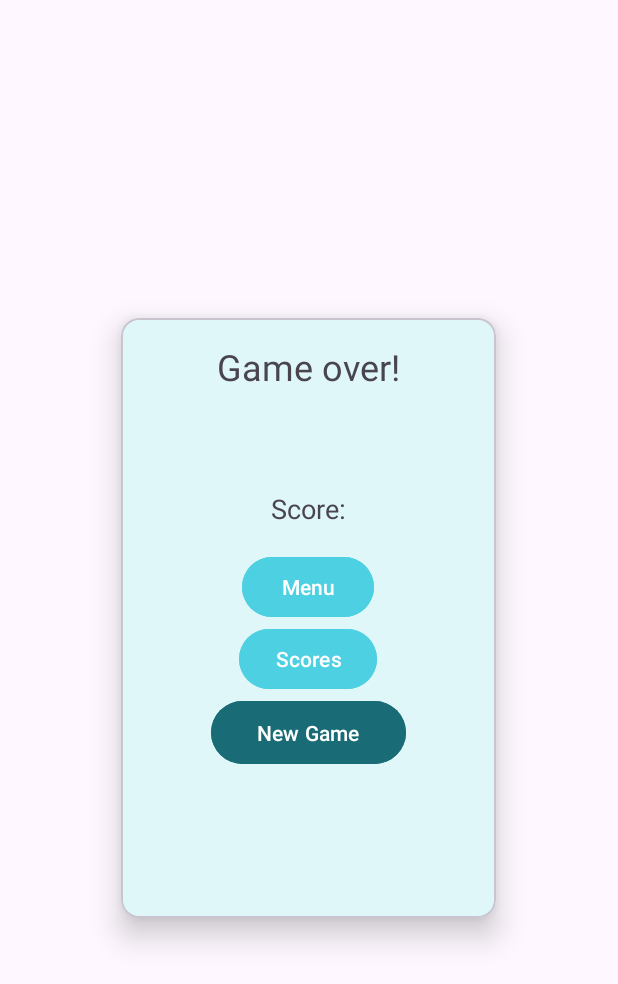
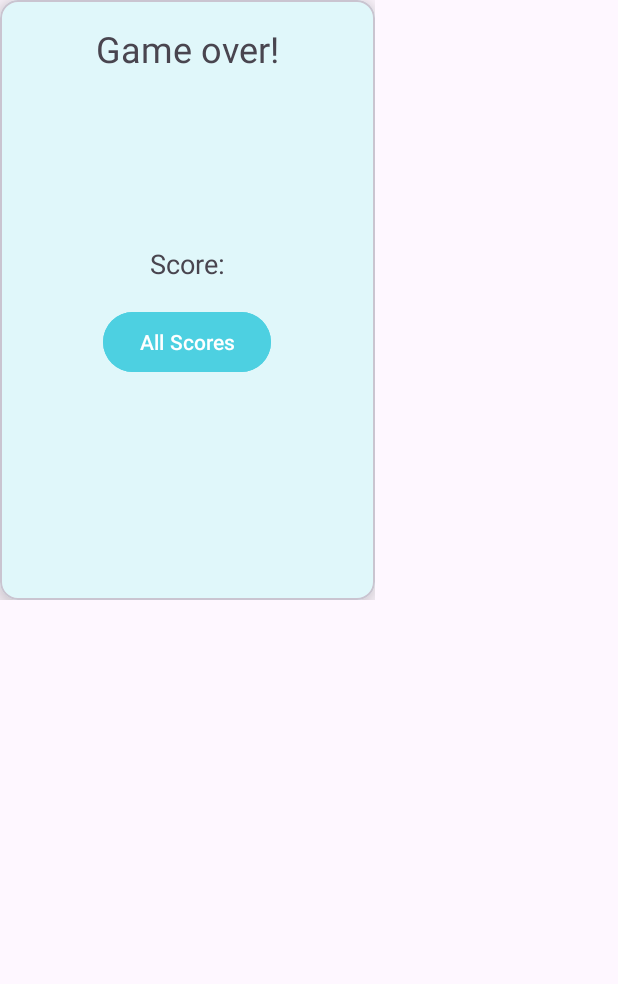
Before and after one commit to netaelbaz/The_Penguin_Escape, an Android app: the layout activity_game_over.xml on its own in the app's theme, with its tools: preview values and no code run, on a phone screen of 412 x 824 dp. Shown: the top 984 px of the screen. Run offline under Robolectric (Android 15) with nearby library versions, the phone set to English and light mode, and no system bars.

Commit message:
second exercise - created dialog when game over

```diff
--- a/app/build.gradle.kts
+++ b/app/build.gradle.kts
@@ -52,4 +52,7 @@ dependencies {
     // location:
     implementation(libs.location)
     implementation(libs.google.maps)
+
+    implementation(libs.kotlinx.coroutines.core)
+    implementation(libs.kotlinx.coroutines.play.services)
 }
--- a/app/src/main/AndroidManifest.xml
+++ b/app/src/main/AndroidManifest.xml
@@ -39,7 +39,7 @@
         <!-- ToDo: delete api key -->
         <meta-data
             android:name="com.google.android.geo.API_KEY"
-            android:value="" />
+            android:value="AIzaSyD8PA_3Q5gC87h_dtz05UmV8p04ODd9p8U" />
     </application>
 
 </manifest>
--- a/app/src/main/java/com/example/first_exercise/utilities/TiltDetector.kt
+++ b/app/src/main/java/com/example/first_exercise/utilities/TiltDetector.kt
@@ -6,7 +6,6 @@ import android.hardware.SensorEvent
 import android.hardware.SensorEventListener
 import android.hardware.SensorManager
 import com.example.first_exercise.interfaces.TiltCallback
-import kotlin.math.abs
 
 class TiltDetector(context: Context, private var tiltCallback: TiltCallback?) {
 
--- a/app/src/main/res/layout/activity_game_over.xml
+++ b/app/src/main/res/layout/activity_game_over.xml
@@ -1,10 +1,10 @@
 <?xml version="1.0" encoding="utf-8"?>
-<RelativeLayout xmlns:android="http://schemas.android.com/apk/res/android"
+<LinearLayout xmlns:android="http://schemas.android.com/apk/res/android"
     xmlns:app="http://schemas.android.com/apk/res-auto"
     xmlns:tools="http://schemas.android.com/tools"
     android:id="@+id/main"
-    android:layout_width="match_parent"
-    android:layout_height="match_parent"
+    android:layout_width="wrap_content"
+    android:layout_height="wrap_content"
     tools:context=".GameOverActivity">
 
     <com.google.android.material.card.MaterialCardView
@@ -42,33 +42,33 @@
                 android:textSize="18dp"
                 android:layout_marginBottom="@dimen/default_margin"/>
 
-            <com.google.android.material.button.MaterialButton
-                android:id="@+id/gameOver_BTN_menu"
-                android:layout_width="wrap_content"
-                android:layout_height="wrap_content"
-                android:text="Menu"
-                android:backgroundTint="#4DD0E1"
-                android:layout_gravity="center"/>
+<!--            <com.google.android.material.button.MaterialButton-->
+<!--                android:id="@+id/gameOver_BTN_menu"-->
+<!--                android:layout_width="wrap_content"-->
+<!--                android:layout_height="wrap_content"-->
+<!--                android:text="Menu"-->
+<!--                android:backgroundTint="#4DD0E1"-->
+<!--                android:layout_gravity="center"/>-->
 
             <com.google.android.material.button.MaterialButton
                 android:id="@+id/gameOver_BTN_scores"
                 android:layout_width="wrap_content"
                 android:layout_height="wrap_content"
-                android:text="Scores"
+                android:text="All Scores"
                 android:backgroundTint="#4DD0E1"
                 android:layout_gravity="center"/>
 
-            <com.google.android.material.button.MaterialButton
-                android:id="@+id/gameOver_BTN_play"
-                android:layout_width="wrap_content"
-                android:layout_height="wrap_content"
-                android:width="130dp"
-                android:height="50dp"
-                android:text="New Game"
-                android:backgroundTint="#196B76"
-                android:layout_gravity="center"
-                />
+<!--            <com.google.android.material.button.MaterialButton-->
+<!--                android:id="@+id/gameOver_BTN_play"-->
+<!--                android:layout_width="wrap_content"-->
+<!--                android:layout_height="wrap_content"-->
+<!--                android:width="130dp"-->
+<!--                android:height="50dp"-->
+<!--                android:text="New Game"-->
+<!--                android:backgroundTint="#196B76"-->
+<!--                android:layout_gravity="center"-->
+<!--                />-->
         </androidx.appcompat.widget.LinearLayoutCompat>
     </com.google.android.material.card.MaterialCardView>
 
-</RelativeLayout>
+</LinearLayout>
--- a/gradle/libs.versions.toml
+++ b/gradle/libs.versions.toml
@@ -13,6 +13,8 @@ constraintlayout = "2.2.1"
 gridlayout = "1.1.0"
 gms = "21.3.0"
 google-maps = "18.2.0"
+kotlinx-coroutines = "1.7.3"
+kotlinx-coroutines-play-services = "1.6.4"
 
 [libraries]
 androidx-core-ktx = { group = "androidx.core", name = "core-ktx", version.ref = "coreKtx" }
@@ -27,6 +29,8 @@ androidx-activity = { group = "androidx.activity", name = "activity", version.re
 androidx-constraintlayout = { group = "androidx.constraintlayout", name = "constraintlayout", version.ref = "constraintlayout" }
 androidx-gridlayout = { group = "androidx.gridlayout", name = "gridlayout", version.ref = "gridlayout" }
 google-maps = { module = "com.google.android.gms:play-services-maps", version.ref = "google-maps" }
+kotlinx-coroutines-core = { module = "org.jetbrains.kotlinx:kotlinx-coroutines-core", version.ref = "kotlinx-coroutines" }
+kotlinx-coroutines-play-services = { module = "org.jetbrains.kotlinx:kotlinx-coroutines-play-services", version.ref = "kotlinx-coroutines-play-services" }
 
 
 [plugins]
```
Also changed, not shown: app/src/main/java/com/example/first_exercise/GameOverActivity.kt (+6 -6 lines), app/src/main/java/com/example/first_exercise/MainActivity.kt (+106 -34 lines), app/src/main/res/layout/game_over_dialog.xml (added, +37 -0 lines).
